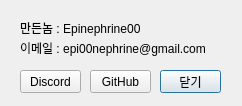
Qt form data/devinfo.ui (Epinephrine00/ImageCompare) before a commit.
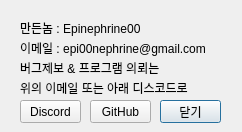
The same form after that commit.

Patch:
```diff
--- a/data/devinfo.ui
+++ b/data/devinfo.ui
@@ -7,7 +7,7 @@
     <x>0</x>
     <y>0</y>
     <width>242</width>
-    <height>106</height>
+    <height>132</height>
    </rect>
   </property>
   <property name="windowTitle">
@@ -43,7 +43,7 @@
    <property name="geometry">
     <rect>
      <x>160</x>
-     <y>70</y>
+     <y>100</y>
      <width>61</width>
      <height>23</height>
     </rect>
@@ -56,7 +56,7 @@
    <property name="geometry">
     <rect>
      <x>90</x>
-     <y>70</y>
+     <y>100</y>
      <width>61</width>
      <height>23</height>
     </rect>
@@ -69,7 +69,7 @@
    <property name="geometry">
     <rect>
      <x>20</x>
-     <y>70</y>
+     <y>100</y>
      <width>61</width>
      <height>23</height>
     </rect>
@@ -78,6 +78,32 @@
     <string>Discord</string>
    </property>
   </widget>
+  <widget class="QLabel" name="label_3">
+   <property name="geometry">
+    <rect>
+     <x>20</x>
+     <y>60</y>
+     <width>211</width>
+     <height>16</height>
+    </rect>
+   </property>
+   <property name="text">
+    <string>버그제보 &amp; 프로그램 의뢰는</string>
+   </property>
+  </widget>
+  <widget class="QLabel" name="label_4">
+   <property name="geometry">
+    <rect>
+     <x>20</x>
+     <y>80</y>
+     <width>211</width>
+     <height>16</height>
+    </rect>
+   </property>
+   <property name="text">
+    <string>위의 이메일 또는 아래 디스코드로</string>
+   </property>
+  </widget>
  </widget>
  <resources/>
  <connections/>
```
Left out of the diff: 2 changed lines with no effect on the pictures.
